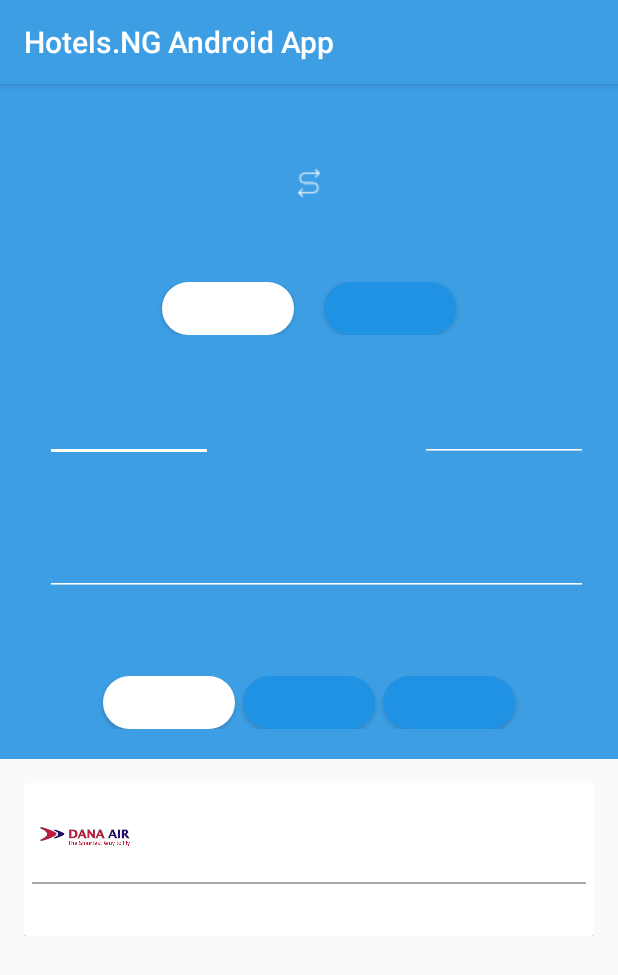
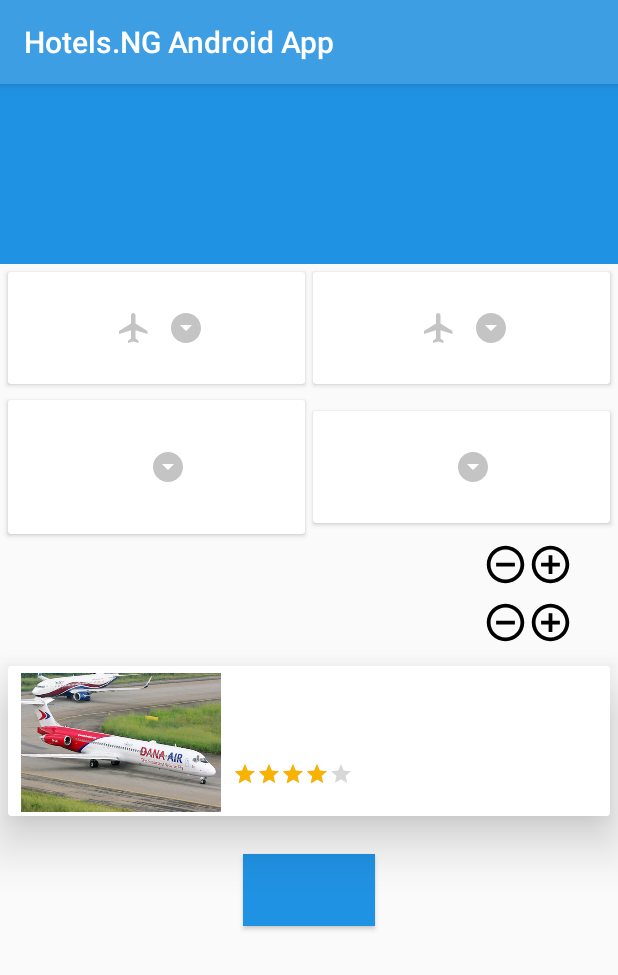
Before and after one commit to Arinzedroid/Hotels.ng-Android-App, an Android app: the fragment SearchFlightFragment shown on its own in the app's theme, on a phone screen of 412 x 824 dp. Shown: the top 975 px of the screen. Run offline under Robolectric (Android 15) with nearby library versions, the phone set to English and light mode, and no system bars; our stand-ins replace ButterKnife.

Commit message:
changed Search UI

```diff
--- a/app/src/main/java/ng/hotels/android/app/SearchFlightFragment.java
+++ b/app/src/main/java/ng/hotels/android/app/SearchFlightFragment.java
@@ -26,7 +26,7 @@ public class SearchFlightFragment extends Fragment {
     public View onCreateView(LayoutInflater inflater, ViewGroup container,
                              Bundle savedInstanceState) {
         // Inflate the layout for this fragment
-        View view = inflater.inflate(R.layout.fragment_search_flight, container, false);
+        View view = inflater.inflate(R.layout.fragment_search_flight_2, container, false);
         ButterKnife.bind(this,view);
         return view;
     }
--- /dev/null
+++ b/app/src/main/res/drawable/ic_add_circle_outline_black.xml
@@ -0,0 +1,9 @@
+<vector xmlns:android="http://schemas.android.com/apk/res/android"
+        android:width="24dp"
+        android:height="24dp"
+        android:viewportWidth="24.0"
+        android:viewportHeight="24.0">
+    <path
+        android:fillColor="#FF000000"
+        android:pathData="M13,7h-2v4L7,11v2h4v4h2v-4h4v-2h-4L13,7zM12,2C6.48,2 2,6.48 2,12s4.48,10 10,10 10,-4.48 10,-10S17.52,2 12,2zM12,20c-4.41,0 -8,-3.59 -8,-8s3.59,-8 8,-8 8,3.59 8,8 -3.59,8 -8,8z"/>
+</vector>
--- /dev/null
+++ b/app/src/main/res/drawable/ic_arrow_drop_down_circle_black.xml
@@ -0,0 +1,9 @@
+<vector xmlns:android="http://schemas.android.com/apk/res/android"
+        android:width="24dp"
+        android:height="24dp"
+        android:viewportWidth="24.0"
+        android:viewportHeight="24.0">
+    <path
+        android:fillColor="#FF000000"
+        android:pathData="M12,2C6.48,2 2,6.48 2,12s4.48,10 10,10 10,-4.48 10,-10S17.52,2 12,2zM12,14l-4,-4h8l-4,4z"/>
+</vector>
--- /dev/null
+++ b/app/src/main/res/drawable/ic_flight_black.xml
@@ -0,0 +1,12 @@
+<vector xmlns:android="http://schemas.android.com/apk/res/android"
+        android:width="24dp"
+        android:height="24dp"
+        android:viewportWidth="24.0"
+        android:viewportHeight="24.0">
+    <path
+        android:fillColor="#FF000000"
+        android:pathData="M10.18,9"/>
+    <path
+        android:fillColor="#FF000000"
+        android:pathData="M21,16v-2l-8,-5V3.5c0,-0.83 -0.67,-1.5 -1.5,-1.5S10,2.67 10,3.5V9l-8,5v2l8,-2.5V19l-2,1.5V22l3.5,-1 3.5,1v-1.5L13,19v-5.5l8,2.5z"/>
+</vector>
--- /dev/null
+++ b/app/src/main/res/drawable/ic_remove_circle_outline_black.xml
@@ -0,0 +1,9 @@
+<vector xmlns:android="http://schemas.android.com/apk/res/android"
+        android:width="24dp"
+        android:height="24dp"
+        android:viewportWidth="24.0"
+        android:viewportHeight="24.0">
+    <path
+        android:fillColor="#FF000000"
+        android:pathData="M7,11v2h10v-2L7,11zM12,2C6.48,2 2,6.48 2,12s4.48,10 10,10 10,-4.48 10,-10S17.52,2 12,2zM12,20c-4.41,0 -8,-3.59 -8,-8s3.59,-8 8,-8 8,3.59 8,8 -3.59,8 -8,8z"/>
+</vector>
--- a/app/src/main/res/layout/activity_flight_detail.xml
+++ b/app/src/main/res/layout/activity_flight_detail.xml
@@ -1,8 +1,13 @@
 <?xml version="1.0" encoding="utf-8"?>
-<LinearLayout xmlns:android="http://schemas.android.com/apk/res/android"
+<ScrollView xmlns:android="http://schemas.android.com/apk/res/android"
     xmlns:tools="http://schemas.android.com/tools"
     android:layout_width="match_parent"
     android:layout_height="match_parent"
+    android:fillViewport="true">
+
+    <LinearLayout
+        android:layout_width="match_parent"
+        android:layout_height="wrap_content"
         android:layout_gravity="center"
         android:background="@color/colorPrimaryDark"
         android:gravity="center"
@@ -20,7 +25,6 @@
                 android:layout_width="wrap_content"
                 android:layout_height="wrap_content"
                 android:orientation="vertical">
-
 
                 <TextView
                     android:layout_width="wrap_content"
@@ -88,7 +92,6 @@
                 android:orientation="vertical"
                 android:padding="16dp">
 
-
                 <LinearLayout
                     android:layout_width="wrap_content"
                     android:layout_height="wrap_content"
@@ -115,38 +118,37 @@
 
 
                     <LinearLayout
-                    android:gravity="center"
+                        android:layout_width="wrap_content"
+                        android:layout_height="wrap_content"
                         android:layout_gravity="center"
                         android:layout_marginLeft="20dp"
-                    android:orientation="vertical"
-                    android:layout_width="wrap_content"
-                    android:layout_height="wrap_content">
+                        android:gravity="center"
+                        android:orientation="vertical">
 
                         <ImageView
                             android:layout_width="30dp"
                             android:layout_height="30dp"
                             android:src="@drawable/arik_logo" />
-                    <TextView
-                        android:layout_width="wrap_content"
-                        android:layout_height="wrap_content"
-                        tools:text="1hr:00min"
-                        />
 
                         <TextView
                             android:layout_width="wrap_content"
                             android:layout_height="wrap_content"
-                        tools:text="Direct"
-                        />
+                            tools:text="1hr:00min" />
+
+                        <TextView
+                            android:layout_width="wrap_content"
+                            android:layout_height="wrap_content"
+                            tools:text="Direct" />
 
                     </LinearLayout>
 
                     <LinearLayout
-                    android:layout_marginStart="20dp"
                         android:layout_width="wrap_content"
                         android:layout_height="wrap_content"
+                        android:layout_marginLeft="20dp"
+                        android:layout_marginStart="20dp"
                         android:gravity="center"
-                    android:orientation="vertical"
-                    android:layout_marginLeft="20dp">
+                        android:orientation="vertical">
 
                         <TextView
                             android:layout_width="wrap_content"
@@ -229,3 +231,5 @@
         </android.support.v7.widget.CardView>
 
     </LinearLayout>
+
+</ScrollView>
--- /dev/null
+++ b/app/src/main/res/layout/fragment_search_flight_2.xml
@@ -0,0 +1,383 @@
+<?xml version="1.0" encoding="utf-8"?>
+<LinearLayout xmlns:android="http://schemas.android.com/apk/res/android"
+    xmlns:tools="http://schemas.android.com/tools"
+    android:layout_width="match_parent"
+    android:layout_height="match_parent"
+    android:orientation="vertical">
+
+    <LinearLayout
+        android:layout_width="match_parent"
+        android:layout_height="120dp"
+        android:background="@color/colorPrimaryDark"
+        android:orientation="vertical"
+        android:padding="16dp">
+
+        <TextView
+            android:layout_width="wrap_content"
+            android:layout_height="wrap_content"
+            android:layout_gravity="center"
+            android:textColor="@android:color/white"
+            android:textSize="40sp"
+            tools:text="hotels.ng" />
+
+        <TextView
+            android:layout_width="wrap_content"
+            android:layout_height="wrap_content"
+            android:layout_gravity="center"
+            android:textColor="@android:color/white"
+            android:textSize="15sp"
+            tools:text="We can book you across hotels in Nigeria" />
+
+
+    </LinearLayout>
+
+    <LinearLayout
+        android:layout_width="match_parent"
+        android:layout_height="wrap_content"
+        android:gravity="center">
+
+        <android.support.v7.widget.CardView
+            android:layout_width="wrap_content"
+            android:layout_height="wrap_content"
+            android:layout_margin="5dp"
+            android:layout_weight="1">
+
+            <LinearLayout
+                android:layout_width="wrap_content"
+                android:layout_height="wrap_content"
+                android:layout_gravity="center"
+                android:gravity="center"
+                android:orientation="horizontal"
+                android:padding="25dp">
+
+                <ImageView
+                    android:tint="#c4c4c4"
+                    android:layout_width="wrap_content"
+                    android:layout_height="wrap_content"
+                    android:layout_marginLeft="5dp"
+                    android:src="@drawable/ic_flight_black" />
+
+                <TextView
+                    android:layout_width="wrap_content"
+                    android:layout_height="wrap_content"
+                    android:layout_marginLeft="5dp"
+                    tools:text="Departure City" />
+
+                <ImageView
+                    android:tint="#c4c4c4"
+                    android:layout_width="wrap_content"
+                    android:layout_height="wrap_content"
+                    android:layout_marginLeft="5dp"
+                    android:src="@drawable/ic_arrow_drop_down_circle_black" />
+
+            </LinearLayout>
+
+        </android.support.v7.widget.CardView>
+
+        <android.support.v7.widget.CardView
+            android:layout_width="wrap_content"
+            android:layout_height="wrap_content"
+            android:layout_marginBottom="5dp"
+            android:layout_marginRight="5dp"
+            android:layout_marginTop="5dp"
+            android:layout_weight="1">
+
+            <LinearLayout
+                android:layout_width="wrap_content"
+                android:layout_height="wrap_content"
+                android:layout_gravity="center"
+                android:gravity="center"
+                android:orientation="horizontal"
+                android:padding="25dp">
+
+                <ImageView
+                    android:layout_width="wrap_content"
+                    android:layout_height="wrap_content"
+                    android:layout_marginLeft="5dp"
+                    android:tint="#c4c4c4"
+                    android:src="@drawable/ic_flight_black" />
+
+                <TextView
+                    android:layout_width="wrap_content"
+                    android:layout_height="wrap_content"
+                    android:layout_marginLeft="5dp"
+                    tools:text="Arrival City" />
+
+                <ImageView
+                    android:tint="#c4c4c4"
+                    android:layout_width="wrap_content"
+                    android:layout_height="wrap_content"
+                    android:layout_marginLeft="5dp"
+                    android:src="@drawable/ic_arrow_drop_down_circle_black" />
+
+            </LinearLayout>
+
+        </android.support.v7.widget.CardView>
+
+    </LinearLayout>
+
+    <!--For some other thing-->
+
+    <LinearLayout
+        android:layout_width="match_parent"
+        android:layout_height="wrap_content"
+        android:gravity="center">
+
+        <android.support.v7.widget.CardView
+            android:layout_width="wrap_content"
+            android:layout_height="wrap_content"
+            android:layout_margin="5dp"
+            android:layout_weight="1">
+
+            <LinearLayout
+                android:layout_width="wrap_content"
+                android:layout_height="wrap_content"
+                android:layout_gravity="center"
+                android:gravity="center"
+                android:orientation="horizontal"
+                android:padding="25dp">
+
+                <ImageView
+                    android:layout_width="wrap_content"
+                    android:layout_height="wrap_content"
+                    android:layout_marginLeft="5dp"/>
+
+                <LinearLayout
+                    android:gravity="center"
+                    android:layout_width="wrap_content"
+                    android:orientation="vertical"
+                    android:layout_height="wrap_content">
+
+                    <TextView
+                        android:layout_width="wrap_content"
+                        android:layout_height="wrap_content"
+                        android:layout_marginLeft="5dp"
+                        tools:text="One way" />
+
+                    <TextView
+                        android:textColor="@android:color/black"
+                        android:layout_width="wrap_content"
+                        android:layout_height="wrap_content"
+                        android:layout_marginLeft="5dp"
+                        tools:text="20 Sept 2019" />
+
+                </LinearLayout>
+
+
+
+                <ImageView
+                    android:layout_width="wrap_content"
+                    android:layout_height="wrap_content"
+                    android:layout_marginLeft="5dp"
+                    android:tint="#c4c4c4"
+                    android:src="@drawable/ic_arrow_drop_down_circle_black" />
+
+            </LinearLayout>
+
+        </android.support.v7.widget.CardView>
+
+        <android.support.v7.widget.CardView
+            android:layout_width="wrap_content"
+            android:layout_height="wrap_content"
+            android:layout_marginBottom="5dp"
+            android:layout_marginRight="5dp"
+            android:layout_marginTop="5dp"
+            android:layout_weight="1">
+
+            <LinearLayout
+                android:layout_width="wrap_content"
+                android:layout_height="wrap_content"
+                android:layout_gravity="center"
+                android:gravity="center"
+                android:orientation="horizontal"
+                android:padding="25dp">
+
+                <ImageView
+                    android:tint="#c4c4c4"
+                    android:layout_width="wrap_content"
+                    android:layout_height="wrap_content"
+                    android:layout_marginLeft="5dp" />
+
+                <TextView
+                    android:gravity="center"
+                    android:layout_width="wrap_content"
+                    android:layout_height="wrap_content"
+                    android:layout_marginLeft="5dp"
+                    tools:text="Departure date" />
+
+                <ImageView
+                    android:tint="#c4c4c4"
+                    android:layout_width="wrap_content"
+                    android:layout_height="wrap_content"
+                    android:layout_marginLeft="5dp"
+                    android:src="@drawable/ic_arrow_drop_down_circle_black"/>
+
+            </LinearLayout>
+
+        </android.support.v7.widget.CardView>
+
+    </LinearLayout>
+
+    <!--For Adult-->
+
+    <LinearLayout
+        android:baselineAligned="false"
+        android:layout_width="match_parent"
+        android:layout_height="wrap_content"
+        android:gravity="center"
+        android:orientation="horizontal">
+
+        <LinearLayout
+            android:layout_width="wrap_content"
+            android:layout_height="wrap_content"
+            android:layout_weight="1"
+            android:gravity="center"
+            android:orientation="vertical">
+
+            <TextView
+                android:layout_width="wrap_content"
+                android:layout_height="wrap_content"
+                tools:text="Adult" />
+
+            <TextView
+                android:layout_width="wrap_content"
+                android:layout_height="wrap_content"
+                tools:text="1" />
+
+        </LinearLayout>
+
+        <LinearLayout
+            android:layout_marginRight="20dp"
+            android:layout_weight="0.5"
+            android:layout_width="wrap_content"
+            android:layout_height="wrap_content"
+            android:layout_gravity="right"
+            android:gravity="right">
+
+            <Button
+                android:background="@drawable/ic_remove_circle_outline_black"
+                android:layout_width="30dp"
+                android:layout_height="30dp" />
+
+            <Button
+                android:tint="#c4c4c4"
+                android:background="@drawable/ic_add_circle_outline_black"
+                android:layout_width="30dp"
+                android:layout_height="30dp"
+                android:layout_marginRight="10dp" />
+
+        </LinearLayout>
+
+    </LinearLayout>
+
+
+    <!--For children-->
+
+    <LinearLayout
+        android:layout_width="match_parent"
+        android:layout_height="wrap_content"
+        android:gravity="center"
+        android:orientation="horizontal">
+
+        <LinearLayout
+            android:layout_width="wrap_content"
+            android:layout_height="wrap_content"
+            android:layout_weight="1"
+            android:gravity="center"
+            android:orientation="vertical">
+
+            <TextView
+                android:layout_width="wrap_content"
+                android:layout_height="wrap_content"
+                tools:text="Children" />
+
+            <TextView
+                android:layout_width="wrap_content"
+                android:layout_height="wrap_content"
+                tools:text="2" />
+
+        </LinearLayout>
+
+        <LinearLayout
+            android:layout_marginRight="20dp"
+            android:layout_weight="0.5"
+            android:layout_width="wrap_content"
+            android:layout_height="wrap_content"
+            android:layout_gravity="right"
+            android:gravity="right">
+
+            <Button
+                android:background="@drawable/ic_remove_circle_outline_black"
+                android:layout_width="30dp"
+                android:layout_height="30dp" />
+
+            <Button
+                android:background="@drawable/ic_add_circle_outline_black"
+                android:layout_width="30dp"
+                android:layout_height="30dp"
+                android:layout_marginRight="10dp" />
+
+        </LinearLayout>
+
+    </LinearLayout>
+
+    <android.support.v7.widget.CardView xmlns:cardView="http://schemas.android.com/apk/res-auto"
+        android:layout_width="match_parent"
+        android:layout_height="wrap_content"
+        android:layout_margin="5dp"
+        cardView:cardElevation="20dp">
+
+        <LinearLayout
+            android:layout_width="match_parent"
+            android:layout_height="wrap_content"
+            android:orientation="horizontal">
+
+            <ImageView
+                android:layout_width="150dp"
+                android:layout_height="100dp"
+                android:src="@drawable/dana_airline" />
+
+            <LinearLayout
+                android:layout_width="match_parent"
+                android:layout_height="wrap_content"
+                android:layout_gravity="center"
+                android:orientation="vertical">
+
+                <TextView
+                    android:layout_width="wrap_content"
+                    android:layout_height="wrap_content"
+                    android:textAppearance="@style/Base.TextAppearance.AppCompat.Medium"
+                    android:textColor="@android:color/black"
+                    tools:text="Dana Air" />
+
+                <TextView
+                    android:layout_width="wrap_content"
+                    android:layout_height="wrap_content"
+                    android:textAppearance="@style/Base.TextAppearance.AppCompat.Small"
+                    tools:text="394 Murtala Mohammed Way, Lagos" />
+
+                <android.support.v7.widget.AppCompatRatingBar
+                    style="?android:attr/ratingBarStyleSmall"
+                    android:layout_width="wrap_content"
+                    android:layout_height="wrap_content"
+                    android:rating="4" />
+
+            </LinearLayout>
+
+
+        </LinearLayout>
+
+    </android.support.v7.widget.CardView>
+
+    <Button
+        android:layout_width="wrap_content"
+        android:layout_height="wrap_content"
+        android:layout_gravity="center"
+        android:layout_marginTop="20dp"
+        android:background="@color/colorPrimaryDark"
+        android:gravity="center"
+        android:padding="10dp"
+        android:textColor="@android:color/white"
+        tools:text="Search for flight" />
+
+</LinearLayout>
```
Also changed, not shown: app/src/main/res/drawable/aeroplane.png (added), app/src/main/res/drawable/arrow_right.png (added), app/src/main/res/drawable/dana_airline.jpg (added). Lines whose indentation alone changed are shown as unchanged.
